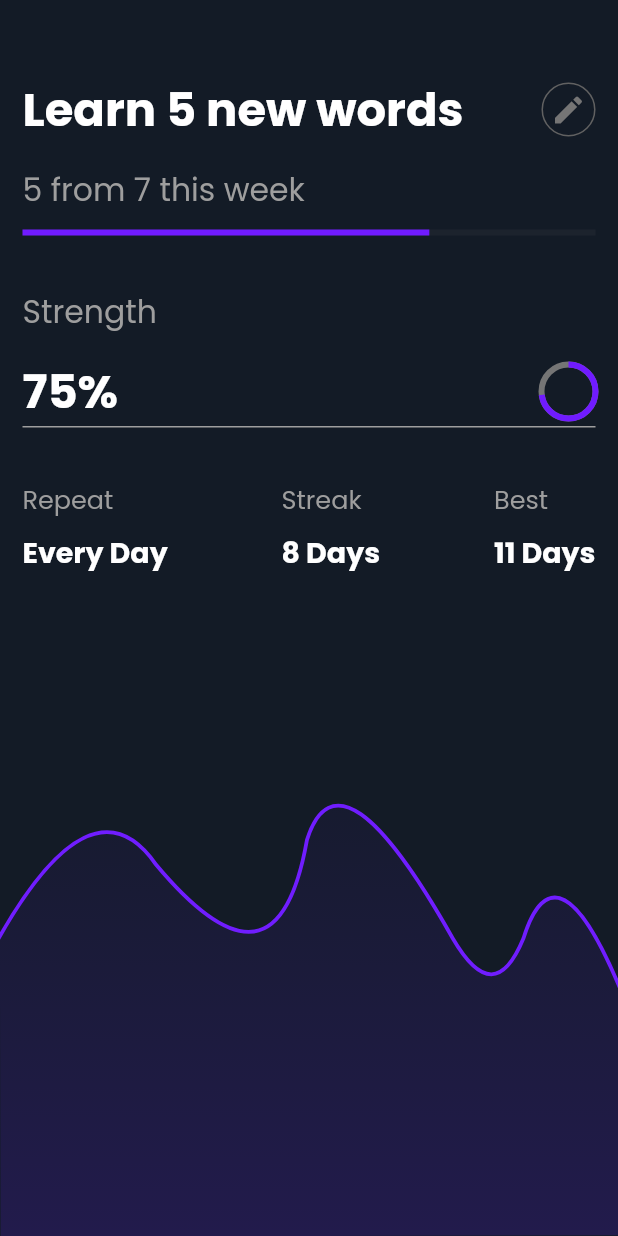
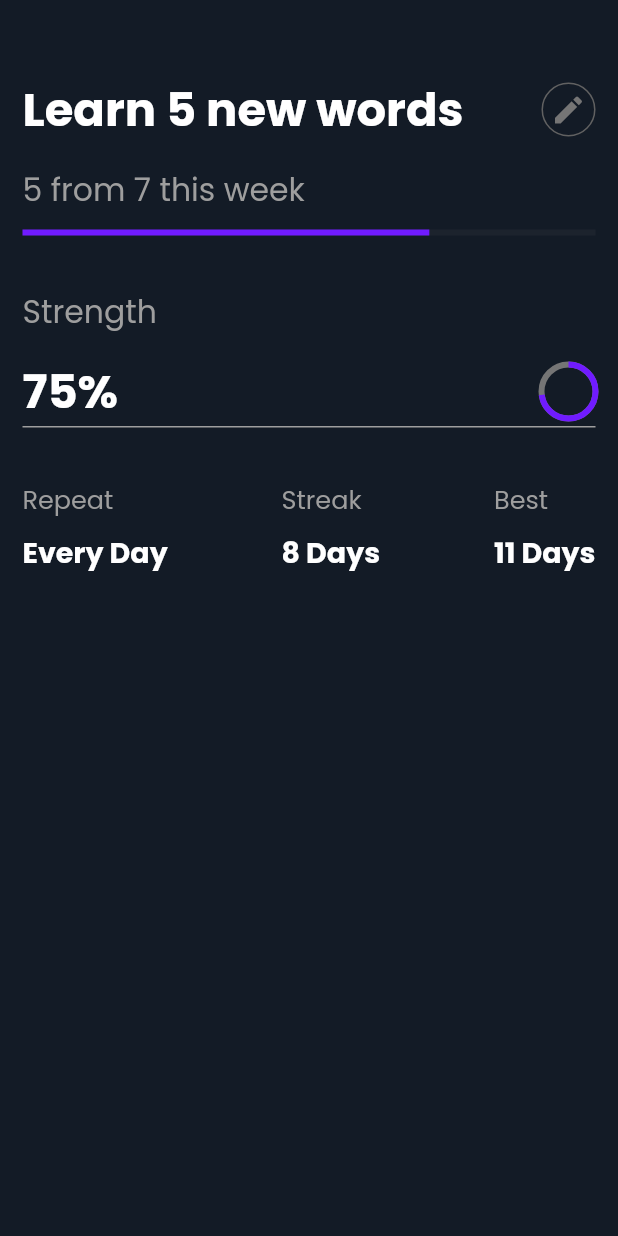
Before and after one commit to gandhisamay/habit_tracker, a Flutter app: the PersonalDetailsScreen screen opened by its route, after a tap on "Get Started", after a tap on "Learn 5 new words", on a phone screen of 412 x 824 dp. Run offline on Flutter 3.47's test engine with Material 2 defaults, Android fonts, the phone set to English and light mode, and no system bars; our stand-ins replace cloud_firestore, firebase_auth, firebase_core, flutter_riverpod, flutter_screenutil, google_sign_in; accounts and stored records are empty.

```diff
--- a/lib/main.dart
+++ b/lib/main.dart
@@ -7,9 +7,9 @@ import 'package:habit_app/constants/constants.dart';
 import 'package:habit_app/screens/dashboard/dashboard.dart';
 import 'package:habit_app/screens/detailed/details.dart';
 import 'package:habit_app/screens/form%20screen/form_screen.dart';
-import 'package:habit_app/screens/loading%20/loading_screen.dart';
 import 'package:habit_app/screens/login/login.dart';
 import 'package:habit_app/screens/onboarding/personal_details.dart';
+import 'package:habit_app/screens/splash%20screen/splash_screen.dart';
 import 'package:habit_app/shared/wrapper.dart';
 
 void main() async {
@@ -52,7 +52,7 @@ class MyApp extends StatelessWidget {
               primaryColor: Colors.white,
               scaffoldBackgroundColor: scaffoldColor,
             ),
-            home: Wrapper(),
+            home: PersonalDetailsScreen(),
             routes: {
               PersonalDetailsScreen.routeName: (context) =>
                   PersonalDetailsScreen(),
--- a/lib/screens/dashboard/dashboard.dart
+++ b/lib/screens/dashboard/dashboard.dart
@@ -1,4 +1,5 @@
 import 'package:flutter/material.dart';
+import 'package:habit_app/screens/dashboard/widgets/habit_card.dart';
 import 'package:habit_app/screens/form%20screen/form_screen.dart';
 import 'package:intl/intl.dart';
 
@@ -39,6 +40,7 @@ List<Map<String, dynamic>> habits2 = [
 
 class DashboardScreen extends StatelessWidget {
   static const routeName = '/dashboard';
+
   @override
   Widget build(BuildContext context) {
     return SafeArea(
@@ -50,28 +52,12 @@ class DashboardScreen extends StatelessWidget {
             children: <Widget>[
               Row(
                 children: <Widget>[
-                  Expanded(
-                    child: RichText(
-                      softWrap: true,
-                      text: TextSpan(
-                        children: [
-                          TextSpan(
-                            text: "Most Popular",
-                            style: TextStyle(
-                              fontWeight: FontWeight.bold,
-                              color: Colors.white,
-                              fontSize: 25,
-                            ),
-                          ),
-                          TextSpan(
-                            text: " Habits",
-                            style: TextStyle(
-                              fontSize: 25,
-                              color: Colors.white,
-                            ),
-                          ),
-                        ],
-                      ),
+                  Text(
+                    "Today's Tasks",
+                    style: TextStyle(
+                      fontWeight: FontWeight.bold,
+                      color: Colors.white,
+                      fontSize: 25,
                     ),
                   ),
                   Material(
@@ -198,7 +184,7 @@ class DashboardScreen extends StatelessWidget {
                                     : FontWeight.normal,
                                 color: day == DateTime.now().day
                                     ? Colors.white
-                                    : Colors.grey[500],
+                                    : Colors.grey.shade500,
                               ),
                             ),
                             Text(
@@ -238,19 +224,19 @@ class DashboardScreen extends StatelessWidget {
                     TextSpan(
                       text: " 5",
                       style: TextStyle(
-                        color: Colors.grey[500],
+                        color: Colors.grey.shade500,
                         fontSize: 21,
                       ),
                     ),
                   ],
                 ),
               ),
-              // ListItem(id: 1,)
+              // HabitCard(id: 1,)
               Expanded(
                 child: ListView.builder(
                   itemCount: habits2.length,
                   itemBuilder: (ctx, id) {
-                    return ListItem(id: id);
+                    return HabitCard(id: id);
                   },
                 ),
               )
@@ -261,76 +247,3 @@ class DashboardScreen extends StatelessWidget {
     );
   }
 }
-
-class ListItem extends StatelessWidget {
-  final int id;
-
-  ListItem({required this.id});
-  @override
-  Widget build(BuildContext context) {
-    return InkWell(
-      onTap: () {
-        Navigator.pushNamed(context, '/details');
-      },
-      child: Container(
-        // height: 150,
-        margin: EdgeInsets.symmetric(vertical: 21.0),
-        padding: EdgeInsets.only(right: 25.0),
-        child: Column(
-          children: <Widget>[
-            Row(
-              children: <Widget>[
-                Container(
-                  padding: EdgeInsets.all(5.0),
-                  decoration: BoxDecoration(
-                    shape: BoxShape.circle,
-                    color: id == 0 ? habits2[id]['color'] : Colors.transparent,
-                    border: id == 0
-                        ? Border()
-                        : Border.all(
-                            color: Colors.grey[500]!,
-                          ),
-                  ),
-                  child: Icon(
-                    Icons.check,
-                    color: id == 0 ? Colors.white : Colors.grey[500],
-                  ),
-                ),
-                SizedBox(width: 15),
-                Column(
-                  crossAxisAlignment: CrossAxisAlignment.start,
-                  children: <Widget>[
-                    Text(
-                      habits2[id]['objectif'],
-                      style: TextStyle(
-                          color: Colors.white,
-                          fontWeight: FontWeight.bold,
-                          fontSize: 19),
-                    ),
-                    SizedBox(
-                      height: 3,
-                    ),
-                    Text(
-                      habits2[id]['progress'],
-                      style: TextStyle(color: Colors.grey[500], fontSize: 17),
-                    ),
-                    SizedBox(
-                      height: 15,
-                    ),
-                  ],
-                )
-              ],
-            ),
-            LinearProgressIndicator(
-              value: .71,
-              backgroundColor: Color(0xff1c232d),
-              valueColor: AlwaysStoppedAnimation(
-                habits2[id]['color'],
-              ),
-            ),
-          ],
-        ),
-      ),
-    );
-  }
-}
--- /dev/null
+++ b/lib/screens/dashboard/widgets/habit_card.dart
@@ -0,0 +1,75 @@
+import 'package:flutter/material.dart';
+import 'package:habit_app/screens/dashboard/dashboard.dart';
+
+class HabitCard extends StatelessWidget {
+  final int id;
+
+  HabitCard({required this.id});
+  @override
+  Widget build(BuildContext context) {
+    return InkWell(
+      onTap: () {
+        Navigator.pushNamed(context, '/details');
+      },
+      child: Container(
+        // height: 150,
+        margin: EdgeInsets.symmetric(vertical: 21.0),
+        padding: EdgeInsets.only(right: 25.0),
+        child: Column(
+          children: <Widget>[
+            Row(
+              children: <Widget>[
+                Container(
+                  padding: EdgeInsets.all(5.0),
+                  decoration: BoxDecoration(
+                    shape: BoxShape.circle,
+                    color: id == 0 ? habits2[id]['color'] : Colors.transparent,
+                    border: id == 0
+                        ? Border()
+                        : Border.all(
+                            color: Colors.grey[500]!,
+                          ),
+                  ),
+                  child: Icon(
+                    Icons.check,
+                    color: id == 0 ? Colors.white : Colors.grey[500],
+                  ),
+                ),
+                SizedBox(width: 15),
+                Column(
+                  crossAxisAlignment: CrossAxisAlignment.start,
+                  children: <Widget>[
+                    Text(
+                      habits2[id]['objectif'],
+                      style: TextStyle(
+                          color: Colors.white,
+                          fontWeight: FontWeight.bold,
+                          fontSize: 19),
+                    ),
+                    SizedBox(
+                      height: 3,
+                    ),
+                    Text(
+                      habits2[id]['progress'],
+                      style: TextStyle(color: Colors.grey[500], fontSize: 17),
+                    ),
+                    SizedBox(
+                      height: 15,
+                    ),
+                  ],
+                )
+              ],
+            ),
+            LinearProgressIndicator(
+              value: .71,
+              backgroundColor: Color(0xff1c232d),
+              valueColor: AlwaysStoppedAnimation(
+                habits2[id]['color'],
+              ),
+            ),
+          ],
+        ),
+      ),
+    );
+  }
+}
--- a/lib/screens/detailed/details.dart
+++ b/lib/screens/detailed/details.dart
@@ -149,16 +149,16 @@ class DetailsScreen extends StatelessWidget {
                 ),
               ),
             ),
-            Flexible(
-              flex: 2,
-              child: Transform.rotate(
-                angle: 3.14,
-                child: CustomPaint(
-                  child: MyBezierCurve(),
-                  painter: CurvePath(),
-                ),
-              ),
-            ),
+            // Flexible(
+            //   flex: 2,
+            //   child: Transform.rotate(
+            //     angle: 3.14,
+            //     child: CustomPaint(
+            //       child: MyBezierCurve(),
+            //       painter: CurvePath(),
+            //     ),
+            //   ),
+            // ),
           ],
         ),
       ),
@@ -166,82 +166,82 @@ class DetailsScreen extends StatelessWidget {
   }
 }
 
-class CurvePath extends CustomPainter {
-  @override
-  void paint(Canvas canvas, Size size) {
-    var paint = Paint();
+// class CurvePath extends CustomPainter {
+//   @override
+//   void paint(Canvas canvas, Size size) {
+//     var paint = Paint();
 
-    paint.color = Color(0xff701dff);
-    paint.style = PaintingStyle.stroke;
-    paint.strokeWidth = 5;
+//     paint.color = Color(0xff701dff);
+//     paint.style = PaintingStyle.stroke;
+//     paint.strokeWidth = 5;
 
-    var path = Path();
+//     var path = Path();
 
-    path.moveTo(0, size.height * 0.50);
-    path.quadraticBezierTo(size.width * 0.10, size.height * 0.80,
-        size.width * 0.15, size.height * 0.60);
-    path.quadraticBezierTo(size.width * 0.20, size.height * 0.45,
-        size.width * 0.27, size.height * 0.60);
-    path.quadraticBezierTo(
-        size.width * 0.45, size.height, size.width * 0.50, size.height * 0.80);
-    path.quadraticBezierTo(size.width * 0.55, size.height * 0.45,
-        size.width * 0.75, size.height * 0.75);
-    path.quadraticBezierTo(
-        size.width * 0.85, size.height * 0.93, size.width, size.height * 0.60);
+//     path.moveTo(0, size.height * 0.50);
+//     path.quadraticBezierTo(size.width * 0.10, size.height * 0.80,
+//         size.width * 0.15, size.height * 0.60);
+//     path.quadraticBezierTo(size.width * 0.20, size.height * 0.45,
+//         size.width * 0.27, size.height * 0.60);
+//     path.quadraticBezierTo(
+//         size.width * 0.45, size.height, size.width * 0.50, size.height * 0.80);
+//     path.quadraticBezierTo(size.width * 0.55, size.height * 0.45,
+//         size.width * 0.75, size.height * 0.75);
+//     path.quadraticBezierTo(
+//         size.width * 0.85, size.height * 0.93, size.width, size.height * 0.60);
 
-    path.moveTo(size.width, 0);
-    canvas.drawPath(path, paint);
-  }
+//     path.moveTo(size.width, 0);
+//     canvas.drawPath(path, paint);
+//   }
 
-  @override
-  bool shouldRepaint(CustomPainter oldDelegate) {
-    return false;
-  }
-}
+//   @override
+//   bool shouldRepaint(CustomPainter oldDelegate) {
+//     return false;
+//   }
+// }
 
-class MyBezierCurve extends StatelessWidget {
-  @override
-  Widget build(BuildContext context) {
-    return ClipPath(
-      clipper: ClippingClass(),
-      child: Container(
-        decoration: BoxDecoration(
-          gradient: LinearGradient(
-            begin: Alignment.topCenter,
-            end: Alignment.bottomCenter,
-            colors: [
-              Color(0xff221b4c),
-              Color(0xff151b2b),
-            ],
-          ),
-        ),
-      ),
-    );
-  }
-}
+// class MyBezierCurve extends StatelessWidget {
+//   @override
+//   Widget build(BuildContext context) {
+//     return ClipPath(
+//       clipper: ClippingClass(),
+//       child: Container(
+//         decoration: BoxDecoration(
+//           gradient: LinearGradient(
+//             begin: Alignment.topCenter,
+//             end: Alignment.bottomCenter,
+//             colors: [
+//               Color(0xff221b4c),
+//               Color(0xff151b2b),
+//             ],
+//           ),
+//         ),
+//       ),
+//     );
+//   }
+// }
 
-class ClippingClass extends CustomClipper<Path> {
-  @override
-  Path getClip(Size size) {
-    var path = new Path();
-    path.lineTo(0, size.height * 0.50);
-    path.quadraticBezierTo(size.width * 0.10, size.height * 0.80,
-        size.width * 0.15, size.height * 0.60);
+// class ClippingClass extends CustomClipper<Path> {
+//   @override
+//   Path getClip(Size size) {
+//     var path = new Path();
+//     path.lineTo(0, size.height * 0.50);
+//     path.quadraticBezierTo(size.width * 0.10, size.height * 0.80,
+//         size.width * 0.15, size.height * 0.60);
 
-    path.quadraticBezierTo(size.width * 0.20, size.height * 0.45,
-        size.width * 0.27, size.height * 0.60);
+//     path.quadraticBezierTo(size.width * 0.20, size.height * 0.45,
+//         size.width * 0.27, size.height * 0.60);
 
-    path.quadraticBezierTo(
-        size.width * 0.45, size.height, size.width * 0.50, size.height * 0.80);
-    path.quadraticBezierTo(size.width * 0.55, size.height * 0.45,
-        size.width * 0.75, size.height * 0.75);
-    path.quadraticBezierTo(
-        size.width * 0.85, size.height * 0.93, size.width, size.height * 0.60);
-    path.lineTo(size.width, 0);
-    path.close();
-    return path;
-  }
+//     path.quadraticBezierTo(
+//         size.width * 0.45, size.height, size.width * 0.50, size.height * 0.80);
+//     path.quadraticBezierTo(size.width * 0.55, size.height * 0.45,
+//         size.width * 0.75, size.height * 0.75);
+//     path.quadraticBezierTo(
+//         size.width * 0.85, size.height * 0.93, size.width, size.height * 0.60);
+//     path.lineTo(size.width, 0);
+//     path.close();
+//     return path;
+//   }
 
-  @override
-  bool shouldReclip(CustomClipper<Path> oldClipper) => true;
-}
+//   @override
+//   bool shouldReclip(CustomClipper<Path> oldClipper) => true;
+// }
--- a/lib/screens/form screen/form_screen.dart
+++ b/lib/screens/form screen/form_screen.dart
@@ -6,7 +6,7 @@ import 'package:habit_app/database/db_service.dart';
 import 'package:habit_app/models/habit.dart';
 import 'package:habit_app/providers/auth_provider.dart';
 import 'package:habit_app/screens/dashboard/dashboard.dart';
-import 'package:habit_app/screens/loading%20/loading_screen.dart';
+import 'package:habit_app/shared/widgets/loading.dart';
 
 class NewHabitFormScreen extends StatefulWidget {
   static const routeName = '/new-habit-form';
@@ -25,7 +25,7 @@ class _NewHabitFormScreenState extends State<NewHabitFormScreen> {
   Widget build(BuildContext context) {
     return SafeArea(
       child: isLoading
-          ? LoadingScreen()
+          ? Loader()
           : Scaffold(
               body: SingleChildScrollView(
                 child: Padding(
--- a/lib/screens/login/login.dart
+++ b/lib/screens/login/login.dart
@@ -1,9 +1,9 @@
 import 'package:flutter/material.dart';
 import 'package:flutter_screenutil/flutter_screenutil.dart';
-import 'package:habit_app/screens/loading%20/loading_screen.dart';
 import 'package:habit_app/screens/login/widgets/sign_in_button.dart';
 import 'package:habit_app/screens/onboarding/personal_details.dart';
 import 'package:habit_app/services/auth.dart';
+import 'package:habit_app/shared/widgets/loading.dart';
 
 class LoginScreen extends StatefulWidget {
   @override
@@ -18,7 +18,7 @@ class _LoginScreenState extends State<LoginScreen> {
 
     return SafeArea(
       child: isLoading
-          ? LoadingScreen()
+          ? Loader()
           : Scaffold(
               body: Column(
                 mainAxisAlignment: MainAxisAlignment.spaceEvenly,
@@ -54,8 +54,6 @@ class _LoginScreenState extends State<LoginScreen> {
                         });
                         await Authentication()
                             .signInWithGoogle(context: context);
-                        Navigator.pushReplacementNamed(
-                            context, PersonalDetailsScreen.routeName);
                       } catch (_) {
                         setState(() {
                           isLoading = false;
--- a/lib/screens/onboarding/personal_details.dart
+++ b/lib/screens/onboarding/personal_details.dart
@@ -3,12 +3,9 @@ import 'package:flutter_riverpod/flutter_riverpod.dart';
 import 'package:flutter_screenutil/flutter_screenutil.dart';
 import 'package:habit_app/constants/constants.dart';
 import 'package:habit_app/database/db_service.dart';
-import 'package:habit_app/models/user.dart';
 import 'package:habit_app/providers/auth_provider.dart';
 import 'package:habit_app/screens/dashboard/dashboard.dart';
-import 'package:habit_app/screens/loading%20/loading_screen.dart';
-import 'package:habit_app/services/auth.dart';
-import 'package:habit_app/shared/functions.dart';
+import 'package:habit_app/shared/widgets/loading.dart';
 
 class PersonalDetailsScreen extends StatefulWidget {
   static const routeName = '/personal-details';
@@ -24,10 +21,10 @@ class _PersonalDetailsScreenState extends State<PersonalDetailsScreen> {
   @override
   Widget build(BuildContext context) {
     return SafeArea(
-      child: isLoading
-          ? LoadingScreen()
-          : Scaffold(
-              body: SingleChildScrollView(
+      child: Scaffold(
+        body: isLoading
+            ? Loader()
+            : SingleChildScrollView(
                 child: Padding(
                   padding: EdgeInsets.symmetric(
                     horizontal: su.setWidth(30),
@@ -111,10 +108,8 @@ class _PersonalDetailsScreenState extends State<PersonalDetailsScreen> {
                               isLoading = true;
                             });
                             await DBService().addNewUser(user);
-                            Navigator.pushReplacementNamed(
-                              context,
-                              DashboardScreen.routeName,
-                            );
+                            Navigator.of(context).pushReplacementNamed(
+                                DashboardScreen.routeName);
                           },
                           child: Container(
                             width: ScreenUtil().setWidth(273),
@@ -139,7 +134,7 @@ class _PersonalDetailsScreenState extends State<PersonalDetailsScreen> {
                   ),
                 ),
               ),
-            ),
+      ),
     );
   }
 }
--- a/lib/screens/loading /loading_screen.dart
+++ b/lib/screens/splash screen/splash_screen.dart
@@ -1,12 +1,12 @@
 import 'package:flutter/material.dart';
 import 'package:flutter_screenutil/flutter_screenutil.dart';
 
-class LoadingScreen extends StatefulWidget {
+class SplashScreen extends StatefulWidget {
   @override
-  State<LoadingScreen> createState() => _LoadingScreenState();
+  State<SplashScreen> createState() => _SplashScreenState();
 }
 
-class _LoadingScreenState extends State<LoadingScreen>
+class _SplashScreenState extends State<SplashScreen>
     with SingleTickerProviderStateMixin {
   final su = ScreenUtil();
   late AnimationController _animationController;
--- /dev/null
+++ b/lib/shared/widgets/loading.dart
@@ -0,0 +1,53 @@
+import 'package:flutter/material.dart';
+import 'package:flutter_screenutil/flutter_screenutil.dart';
+
+class Loader extends StatefulWidget {
+  const Loader({Key? key}) : super(key: key);
+
+  @override
+  State<Loader> createState() => _LoaderState();
+}
+
+class _LoaderState extends State<Loader> with SingleTickerProviderStateMixin {
+  final su = ScreenUtil();
+  late AnimationController _animationController;
+
+  @override
+  void initState() {
+    _animationController = AnimationController(
+        vsync: this,
+        duration: Duration(
+          seconds: 1,
+          milliseconds: 500,
+        ),
+        lowerBound: 0.7)
+      ..forward()
+      ..repeat(reverse: true);
+    super.initState();
+  }
+
+  @override
+  void dispose() {
+    _animationController.dispose();
+    super.dispose();
+  }
+
+  @override
+  Widget build(BuildContext context) {
+    return AnimatedBuilder(
+      animation: _animationController,
+      builder: (ctx, ch) {
+        return Center(
+          child: ClipRRect(
+            borderRadius: BorderRadius.circular(15),
+            child: Image.asset(
+              "assets/images/habit.jpg",
+              height: su.setWidth(150 * _animationController.value),
+              width: su.setWidth(150 * _animationController.value),
+            ),
+          ),
+        );
+      },
+    );
+  }
+}
--- a/lib/shared/wrapper.dart
+++ b/lib/shared/wrapper.dart
@@ -3,9 +3,9 @@ import 'package:flutter_riverpod/flutter_riverpod.dart';
 import 'package:habit_app/constants/constants.dart';
 import 'package:habit_app/providers/auth_provider.dart';
 import 'package:habit_app/screens/dashboard/dashboard.dart';
-import 'package:habit_app/screens/loading%20/loading_screen.dart';
 import 'package:habit_app/screens/login/login.dart';
 import 'package:habit_app/screens/onboarding/personal_details.dart';
+import 'package:habit_app/screens/splash%20screen/splash_screen.dart';
 import 'package:habit_app/shared/functions.dart';
 
 class Wrapper extends ConsumerWidget {
@@ -41,7 +41,7 @@ class Wrapper extends ConsumerWidget {
       return Container();
     }, loading: () {
       print("Initial Loading");
-      return LoadingScreen();
+      return SplashScreen();
     });
   }
 }
```
